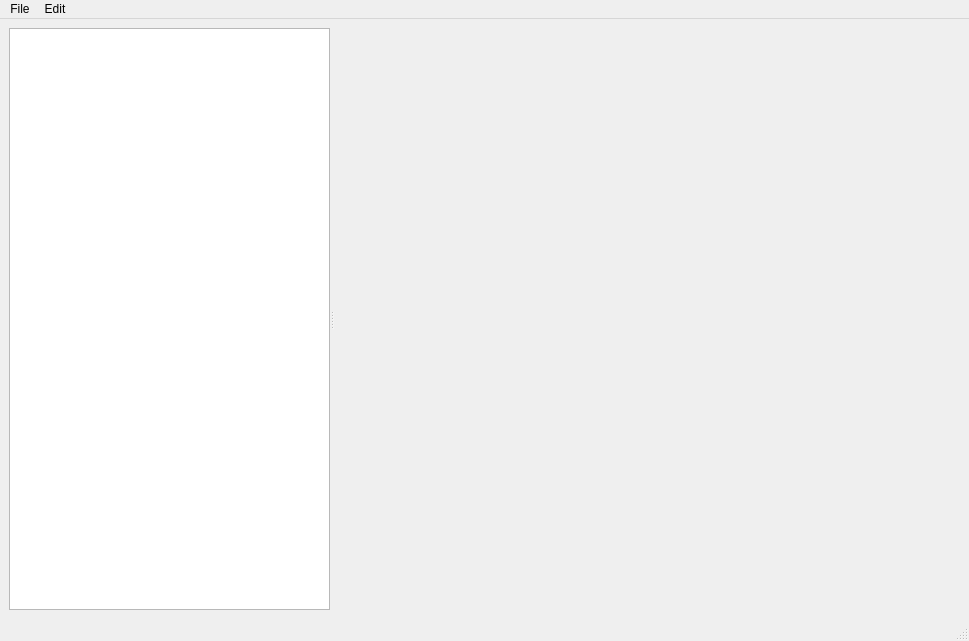
This is tools/map-checker-qt/ui/ui_window_interface_editor.ui in atrinik/atrinik as Qt 5 draws it before an edit. The edited form follows.
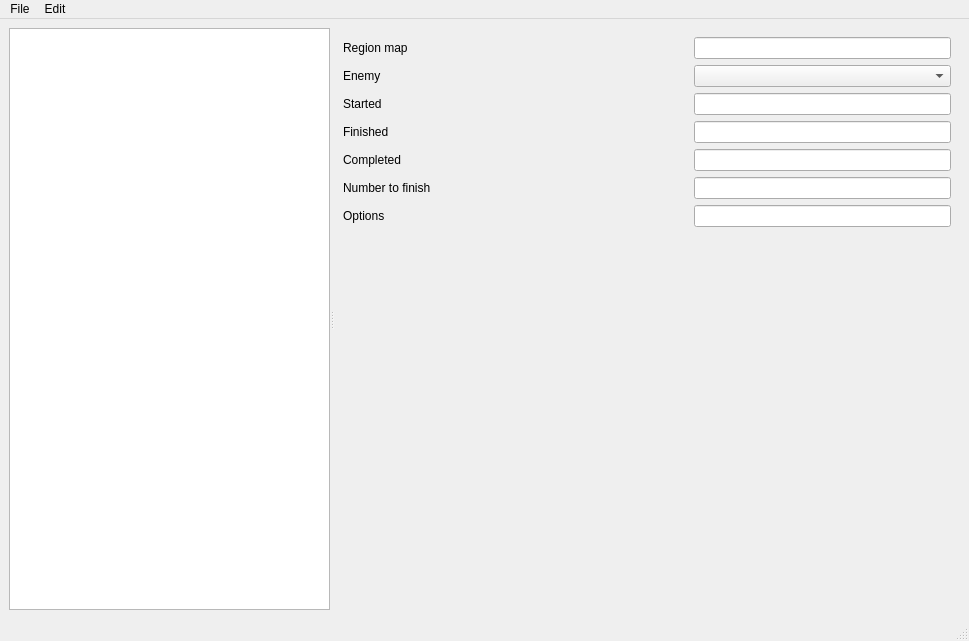
This is the edited form. The open tabs and pages were chosen to show the change.

Commit message: Interface editor: add support for <ncheck> tag.

```diff
--- a/tools/map-checker-qt/ui/ui_window_interface_editor.ui
+++ b/tools/map-checker-qt/ui/ui_window_interface_editor.ui
@@ -84,6 +84,126 @@
            <number>0</number>
           </property>
           <widget class="QWidget" name="pageNone"/>
+          <widget class="QWidget" name="pageNcheck">
+           <layout class="QVBoxLayout" name="verticalLayout_21">
+            <item>
+             <layout class="QGridLayout" name="gridLayout_20">
+              <item row="0" column="0">
+               <widget class="QLabel" name="label_52">
+                <property name="text">
+                 <string>Region map</string>
+                </property>
+               </widget>
+              </item>
+              <item row="0" column="1">
+               <spacer name="horizontalSpacer_9">
+                <property name="orientation">
+                 <enum>Qt::Horizontal</enum>
+                </property>
+                <property name="sizeHint" stdset="0">
+                 <size>
+                  <width>40</width>
+                  <height>20</height>
+                 </size>
+                </property>
+               </spacer>
+              </item>
+              <item row="0" column="2">
+               <widget class="QLineEdit" name="interface_element_ncheck_region_map"/>
+              </item>
+              <item row="1" column="0">
+               <widget class="QLabel" name="label_55">
+                <property name="text">
+                 <string>Enemy</string>
+                </property>
+               </widget>
+              </item>
+              <item row="1" column="2">
+               <widget class="QComboBox" name="interface_element_ncheck_enemy">
+                <item>
+                 <property name="text">
+                  <string/>
+                 </property>
+                </item>
+                <item>
+                 <property name="text">
+                  <string>any</string>
+                 </property>
+                </item>
+                <item>
+                 <property name="text">
+                  <string>player</string>
+                 </property>
+                </item>
+               </widget>
+              </item>
+              <item row="2" column="0">
+               <widget class="QLabel" name="label_53">
+                <property name="text">
+                 <string>Started</string>
+                </property>
+               </widget>
+              </item>
+              <item row="2" column="2">
+               <widget class="QLineEdit" name="interface_element_ncheck_started"/>
+              </item>
+              <item row="3" column="0">
+               <widget class="QLabel" name="label_51">
+                <property name="text">
+                 <string>Finished</string>
+                </property>
+               </widget>
+              </item>
+              <item row="3" column="2">
+               <widget class="QLineEdit" name="interface_element_ncheck_finished"/>
+              </item>
+              <item row="4" column="0">
+               <widget class="QLabel" name="label_56">
+                <property name="text">
+                 <string>Completed</string>
+                </property>
+               </widget>
+              </item>
+              <item row="4" column="2">
+               <widget class="QLineEdit" name="interface_element_ncheck_completed"/>
+              </item>
+              <item row="5" column="0">
+               <widget class="QLabel" name="label_57">
+                <property name="text">
+                 <string>Number to finish</string>
+                </property>
+               </widget>
+              </item>
+              <item row="5" column="2">
+               <widget class="QLineEdit" name="interface_element_ncheck_num2finish"/>
+              </item>
+              <item row="6" column="0">
+               <widget class="QLabel" name="label_54">
+                <property name="text">
+                 <string>Options</string>
+                </property>
+               </widget>
+              </item>
+              <item row="6" column="2">
+               <widget class="QLineEdit" name="interface_element_ncheck_options"/>
+              </item>
+             </layout>
+            </item>
+            <item>
+             <spacer name="verticalSpacer_10">
+              <property name="orientation">
+               <enum>Qt::Vertical</enum>
+              </property>
+              <property name="sizeHint" stdset="0">
+               <size>
+                <width>20</width>
+                <height>40</height>
+               </size>
+              </property>
+             </spacer>
+            </item>
+           </layout>
+          </widget>
           <widget class="QWidget" name="pageChoice"/>
           <widget class="QWidget" name="pageCode">
            <layout class="QVBoxLayout" name="verticalLayout_13">
```
The commit also changes 2 other files.
